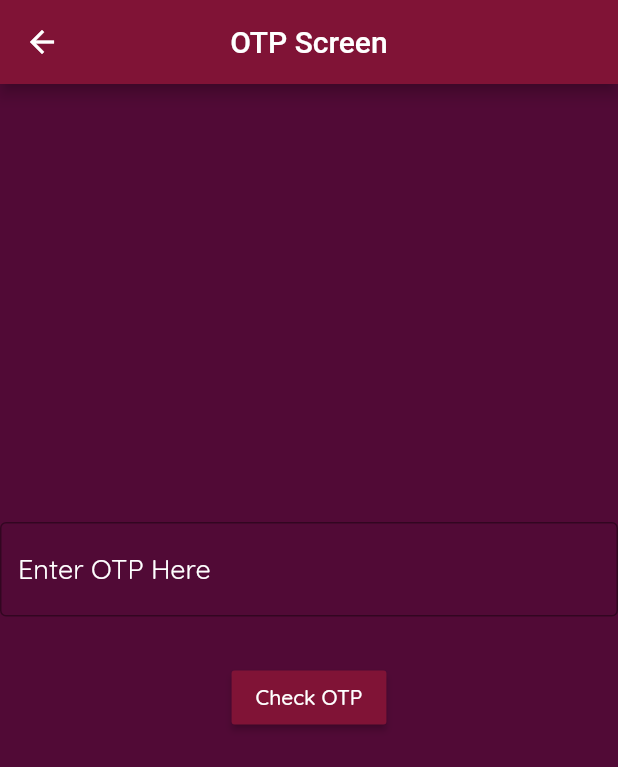
After one commit to samarth-shah/flutterApp_qrCode, a Flutter app: the Otp screen opened by its route, after a tap on "Check OTP", on a phone screen of 412 x 824 dp. The commit adds this screen. Shown: the top 767 px of the screen. Run offline on Flutter 3.47's test engine with Material 2 defaults, Android fonts, the phone set to English and light mode, and no system bars; our stand-ins replace google_fonts; missing offline and left inert: barcode_scan_fix, sms; network calls fail.

Commit message:
Updated files

```diff
--- a/lib/dataReceiver.dart
+++ b/lib/components/dataReceiver.dart
@@ -6,15 +6,25 @@ String url = 'https://jsonplaceholder.typicode.com/users';
 class DataReceiver {
   var decodedData;
   String _name = '';
+  var _number = '';
+  var _uCode = '';
 
+//todo: make a map to store details
   Future<String> getData() async {
     String userName = '';
+    var num = '';
+    var ucode = '';
     http.Response response = await http.get(Uri.parse(url));
     if (response.statusCode == 200) {
       decodedData = jsonDecode(response.body);
-      userName = decodedData[0]['name'];
+      userName = decodedData[1]['name'];
+      num = decodedData[1]['address']['zipcode'];
+      ucode = decodedData[1]['phone'];
     }
     _name = userName;
+    _number = num;
+    _uCode = ucode;
+    //print(_uCode);
     return userName;
   }
 
@@ -23,4 +33,10 @@ class DataReceiver {
     await getData();
     return _name;
   }
+
+  Future<String> passNumber() async {
+    //todo: send arg to getData and return name
+    await getData();
+    return _number;
+  }
 }
--- /dev/null
+++ b/lib/screens/otp_sender.dart
@@ -0,0 +1,142 @@
+import 'package:sms/sms.dart';
+import 'dart:math';
+import 'package:flutter/material.dart';
+import 'package:qr_code/components/dataReceiver.dart';
+
+class Otp extends StatefulWidget {
+  static final routeName = '/otp';
+
+  @override
+  _OtpState createState() => _OtpState();
+}
+
+DataReceiver dataReceiver = new DataReceiver();
+
+class _OtpState extends State<Otp> {
+  late int _otp, _minOtpValue, _maxOtpValue;
+  late String _otpEntered, readString = ' ', _phoneNumber = '';
+  late bool check = false, flag = false;
+
+  void generateOtp([int min = 1000, int max = 9999]) {
+    //Generates four digit OTP by default
+    _minOtpValue = min;
+    _maxOtpValue = max;
+    _otp = _minOtpValue + Random().nextInt(_maxOtpValue - _minOtpValue);
+  }
+
+  void getNumber() async {
+    var number = await dataReceiver.passNumber();
+    setState(() {
+      _phoneNumber = number;
+    });
+    print(_phoneNumber);
+  }
+
+  void sendOtp(
+      [String phoneNumber = '',
+      String messageText = 'Your OTP is ',
+      int min = 1000,
+      int max = 9999,
+      String countryCode = '+91']) {
+    getNumber();
+    //function parameter 'message' is optional.
+    generateOtp(min, max);
+    SmsSender sender = new SmsSender();
+    String address = countryCode + _phoneNumber;
+    sender.sendSms(new SmsMessage(address, messageText + _otp.toString()));
+    print(_otp.toString());
+  }
+
+  bool resultChecker(String enteredOtp) {
+    //To validate OTP
+    return enteredOtp == _otp.toString();
+  }
+
+  @override
+  void initState() {
+    super.initState();
+    sendOtp();
+  }
+
+  Widget build(BuildContext context) {
+    return Scaffold(
+        appBar: AppBar(
+          backgroundColor: Color(0xFF801336),
+          //backgroundColor: Colors.deepPurple.shade700,
+          title: Text(
+            'OTP Screen',
+          ),
+          centerTitle: true,
+        ),
+        body: Container(
+          color: Color(0xFF510A36),
+          child: Column(
+            mainAxisAlignment: MainAxisAlignment.center,
+            children: [
+              SizedBox(
+                height: 20,
+              ),
+              TextField(
+                decoration: InputDecoration(
+                  hintText: 'Enter OTP Here',
+                  hintStyle: TextStyle(
+                    color: Colors.white,
+                  ),
+                  border: OutlineInputBorder(),
+                  disabledBorder: OutlineInputBorder(),
+                ),
+                style: TextStyle(
+                  color: Colors.white,
+                  fontSize: 18,
+                ),
+                onChanged: (value) {
+                  _otpEntered = value.toString();
+                },
+              ),
+              SizedBox(
+                height: 30,
+              ),
+              RaisedButton(
+                color: Color(0xFF801336),
+                textColor: Colors.white,
+                onPressed: () {
+                  setState(() {
+                    if (resultChecker(_otpEntered)) {
+                      check = true;
+                      readString = 'OTP verified !!';
+                      flag = true;
+                      //Navigator.of(context).pushReplacementNamed('/');
+                      Navigator.of(context).pop();
+                      Navigator.of(context).pop();
+                    } else {
+                      check = false;
+                      readString = 'OTP not verified !!';
+                      flag = false;
+                    }
+                  });
+                },
+                child: Text('Check OTP'),
+              ),
+              SizedBox(
+                height: 20,
+              ),
+              flag
+                  ? Text(
+                      '$readString',
+                      style: TextStyle(
+                        fontSize: 34,
+                        color: Colors.green,
+                      ),
+                    )
+                  : Text(
+                      '$readString',
+                      style: TextStyle(
+                        fontSize: 34,
+                        color: Colors.red,
+                      ),
+                    )
+            ],
+          ),
+        ));
+  }
+}
--- a/pubspec.yaml
+++ b/pubspec.yaml
@@ -12,11 +12,13 @@ dependencies:
   flutter:
     sdk: flutter
   path_provider: ^2.0.3
-  qr_flutter: ^4.0.0
   barcode_scan_fix: ^1.0.2
   http: ^0.13.3
+  sms: ^0.2.4
+  google_fonts: ^2.1.0
+
   cupertino_icons: ^1.0.2
-  google_fonts: ^2.1.0
+
 
 dev_dependencies:
   flutter_test:
```
Also changed, not shown: lib/components/temp.dart (added, +182 -0 lines), lib/main.dart (+23 -11 lines), lib/screens/result.dart (renamed from lib/result.dart, +25 -10 lines), pubspec.lock.
